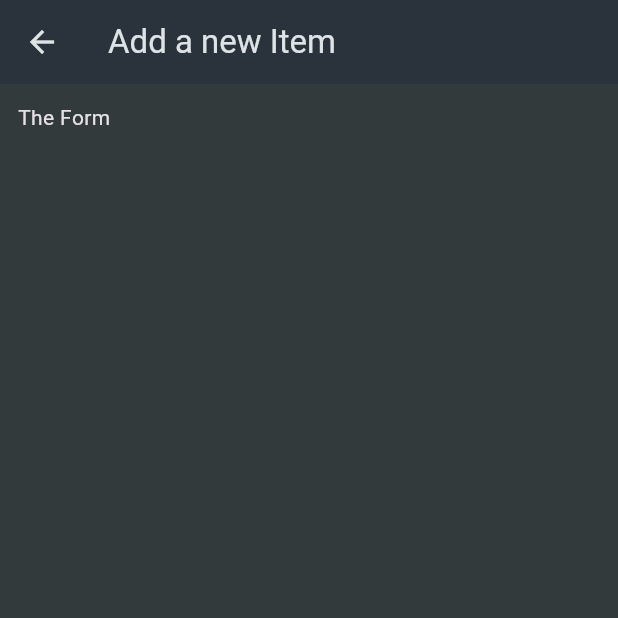
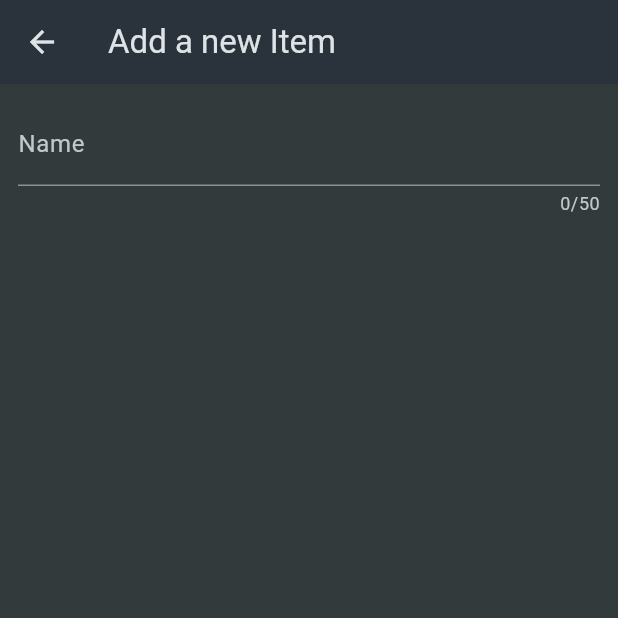
Before and after one commit to PyaeSone99/Shopping-List-App, a Flutter app: the NewItem screen opened directly, on a phone screen of 412 x 824 dp, the top half of it. Run offline on Flutter 3.47's test engine with Material 3 defaults, Android fonts, the phone set to English and light mode, and no system bars.

Commit message:
207 - The Form TextFormField Widgets

```diff
--- a/lib/widgets/new_item.dart
+++ b/lib/widgets/new_item.dart
@@ -17,9 +17,23 @@ class _NewItemState extends State<NewItem>{
       appBar: AppBar(
         title: const Text('Add a new Item'),
       ),
-      body: const Padding(
-        padding: EdgeInsets.all(12),
-        child: Text('The Form'),
+      body: Padding(
+        padding: const EdgeInsets.all(12),
+        child: Form(
+          child: Column(
+            children: [
+              TextFormField(
+                maxLength: 50,
+                decoration: const InputDecoration(
+                  label: Text('Name'),
+                ),
+                validator: (value){
+                  return 'Demo...';
+                },
+              ), //Instead of textField
+            ],
+          ),
+        ),
       ),
     );
   }
```
